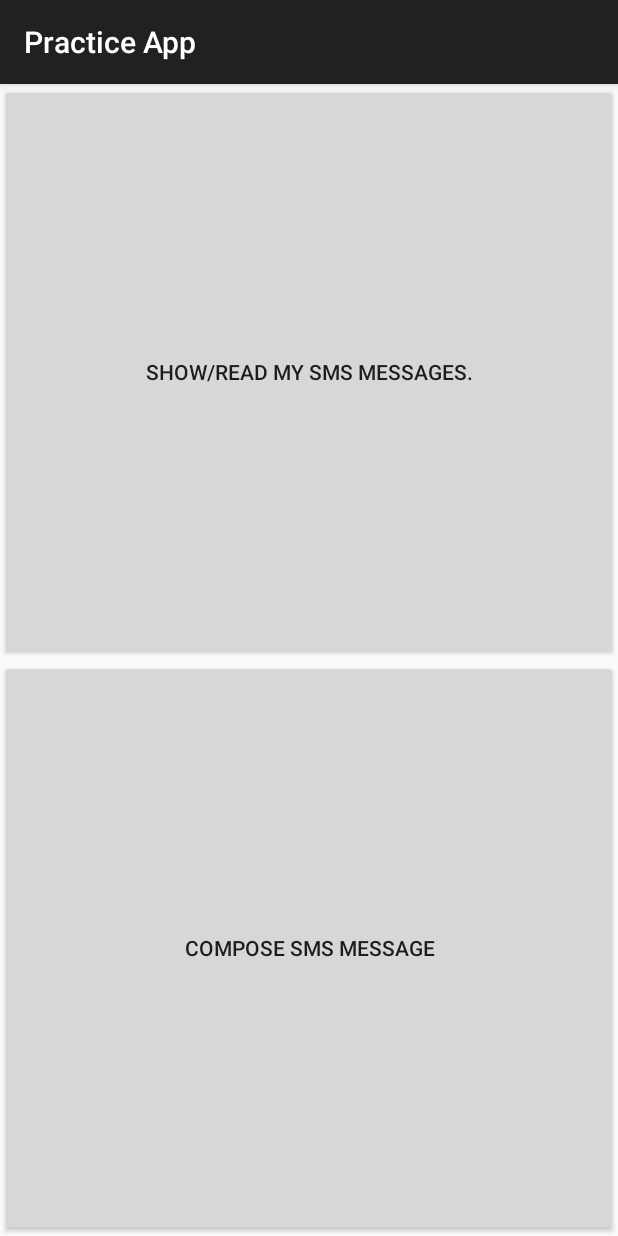
After one commit to EnzanIjuin/PracticeApp, an Android app: the fragment SmsFragment shown on its own in the app's theme, on a phone screen of 412 x 824 dp. The commit adds this screen. Run offline under Robolectric (Android 15) with nearby library versions, the phone set to English and light mode, and no system bars.

Commit message:
General UI Complete

```diff
--- /dev/null
+++ b/app/src/main/java/com/example/shelton/practiceapp/SmsFragment.java
@@ -0,0 +1,30 @@
+package com.example.shelton.practiceapp;
+
+
+import android.os.Bundle;
+import android.app.Fragment;
+import android.view.LayoutInflater;
+import android.view.View;
+import android.view.ViewGroup;
+
+
+/**
+ * A simple {@link Fragment} subclass.
+ */
+public class SmsFragment extends Fragment {
+
+
+    public SmsFragment() {
+        // Required empty public constructor
+    }
+
+
+    @Override
+    public View onCreateView(LayoutInflater inflater, ViewGroup container,
+                             Bundle savedInstanceState) {
+        // Inflate the layout for this fragment
+        return inflater.inflate(R.layout.fragment_sms, container, false);
+    }
+
+
+}
--- /dev/null
+++ b/app/src/main/res/layout/fragment_sms.xml
@@ -0,0 +1,23 @@
+<LinearLayout xmlns:android="http://schemas.android.com/apk/res/android"
+    xmlns:tools="http://schemas.android.com/tools" android:layout_width="match_parent"
+    android:layout_height="match_parent"
+    tools:context="com.example.shelton.practiceapp.SmsFragment"
+    android:orientation="vertical">
+
+
+    <Button
+        android:layout_width="fill_parent"
+        android:layout_height="wrap_content"
+        android:text="Show/Read my SMS messages."
+        android:id="@+id/b_show_sms"
+        android:layout_gravity="center_horizontal"
+        android:layout_weight="1" />
+
+    <Button
+        android:layout_width="fill_parent"
+        android:layout_height="wrap_content"
+        android:text="Compose SMS Message"
+        android:id="@+id/b_compose"
+        android:layout_gravity="center_horizontal"
+        android:layout_weight="1" />
+</LinearLayout>
```
Also changed, not shown: app/src/main/java/com/example/shelton/practiceapp/SecondActivity.java (+33 -1 lines), app/src/main/res/layout/activity_second.xml (+0 -7 lines).
